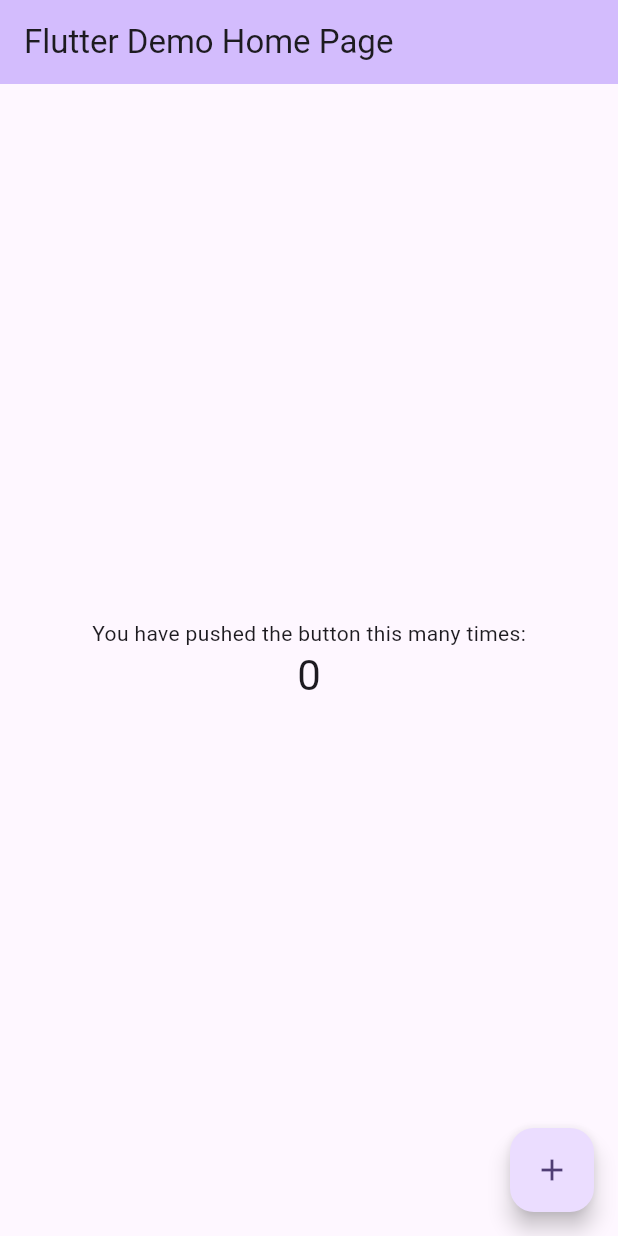
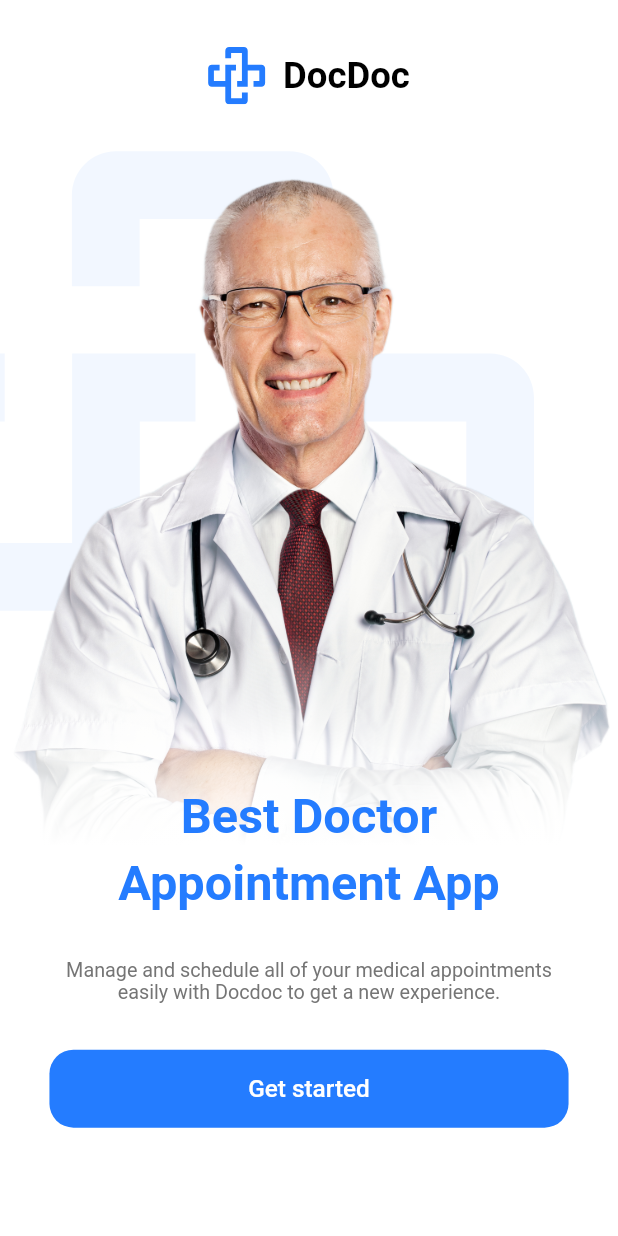
Before and after one commit to msa-oma/clinic_appointments_app, a Flutter app: the screen it shows after launch, on a phone screen of 412 x 824 dp. Run offline on Flutter 3.47's test engine with Material 2 defaults, Android fonts, the phone set to English and light mode, and no system bars; our stand-ins replace flutter_screenutil, flutter_svg.

Commit message:
featur/onboarding

```diff
--- /dev/null
+++ b/lib/core/helper/extensions.dart
@@ -0,0 +1,20 @@
+import 'package:flutter/widgets.dart';
+
+extension Navigation on BuildContext {
+  Future<dynamic> pushNamed(String routeName, {Object? arguments}) {
+    return Navigator.of(this).pushNamed(routeName, arguments: arguments);
+  }
+
+  Future<dynamic> pushReplacementNamed(String routeName, {Object? arguments}) {
+    return Navigator.of(this)
+        .pushReplacementNamed(routeName, arguments: arguments);
+  }
+
+  Future<dynamic> pushNamedAndRemoveUntil(String routeName,
+      {Object? arguments, required RoutePredicate predicate}) {
+    return Navigator.of(this)
+        .pushNamedAndRemoveUntil(routeName, predicate, arguments: arguments);
+  }
+
+  void pop() => Navigator.of(this).pop();
+}
--- /dev/null
+++ b/lib/core/routing/app_router.dart
@@ -0,0 +1,33 @@
+import 'package:clinic_appointments_app/core/routing/routes.dart';
+import 'package:flutter/material.dart';
+
+import '../../features/login/ui/login_screen.dart';
+import '../../features/onboarding/onboarding_screen.dart';
+
+class AppRouter {
+  Route generateRoute(RouteSettings settings) {
+    //this arguments to be passed in any screen like this ( arguments as ClassName )
+    // ignore: unused_local_variable
+    final arguments = settings.arguments;
+    switch (settings.name) {
+      case Routes.onBoardingScreen:
+        return MaterialPageRoute(
+          builder: (_) => const OnBoardingScreen(),
+        );
+
+      case Routes.loginScreen:
+        return MaterialPageRoute(
+          builder: (_) => const LoginScreen(),
+        );
+
+      default:
+        return MaterialPageRoute(
+          builder: (_) => Scaffold(
+            body: Center(
+              child: Text('No route defined for ${settings.name}'),
+            ),
+          ),
+        );
+    }
+  }
+}
--- /dev/null
+++ b/lib/core/routing/routes.dart
@@ -0,0 +1,4 @@
+class Routes {
+  static const String onBoardingScreen = "/onBoardingScreen";
+  static const String loginScreen = "/loginScreen";
+}
--- /dev/null
+++ b/lib/core/theming/colors.dart
@@ -0,0 +1,6 @@
+import 'package:flutter/material.dart';
+
+class ColorsManager {
+  static const Color mainBlue = Color(0xFF247CFF);
+  static const Color gray = Color(0xFF757575);
+}
--- /dev/null
+++ b/lib/core/theming/styles.dart
@@ -0,0 +1,29 @@
+import 'package:flutter/material.dart';
+import 'package:flutter_screenutil/flutter_screenutil.dart';
+import 'colors.dart';
+
+class TextStyles {
+  static TextStyle font24Black700Weight = TextStyle(
+    fontSize: 24.sp,
+    fontWeight: FontWeight.w700,
+    color: Colors.black,
+  );
+
+  static TextStyle font32BlueBold = TextStyle(
+    fontSize: 32.sp,
+    fontWeight: FontWeight.bold,
+    color: ColorsManager.mainBlue,
+  );
+
+  static TextStyle font13GrayRegular = TextStyle(
+    fontSize: 13.sp,
+    fontWeight: FontWeight.normal,
+    color: ColorsManager.gray,
+  );
+
+  static TextStyle font16WhiteSemiBold = TextStyle(
+    fontSize: 16.sp,
+    fontWeight: FontWeight.w500,
+    color: Colors.white,
+  );
+}
--- /dev/null
+++ b/lib/doc_app.dart
@@ -0,0 +1,28 @@
+import 'package:clinic_appointments_app/core/routing/app_router.dart';
+import 'package:clinic_appointments_app/core/routing/routes.dart';
+import 'package:clinic_appointments_app/core/theming/colors.dart';
+import 'package:flutter/material.dart';
+import 'package:flutter_screenutil/flutter_screenutil.dart';
+
+class DocApp extends StatelessWidget {
+  final AppRouter appRouter;
+
+  const DocApp({super.key, required this.appRouter});
+
+  @override
+  Widget build(BuildContext context) {
+    return ScreenUtilInit(
+      designSize: const Size(375, 812),
+      minTextAdapt: true,
+      child: MaterialApp(
+        title: 'Doc App',
+        theme: ThemeData(
+            primaryColor: ColorsManager.mainBlue,
+            scaffoldBackgroundColor: Colors.white),
+        debugShowCheckedModeBanner: false,
+        initialRoute: Routes.onBoardingScreen,
+        onGenerateRoute: appRouter.generateRoute,
+      ),
+    );
+  }
+}
--- /dev/null
+++ b/lib/features/login/ui/login_screen.dart
@@ -0,0 +1,14 @@
+import 'package:flutter/material.dart';
+
+class LoginScreen extends StatelessWidget {
+  const LoginScreen({super.key});
+
+  @override
+  Widget build(BuildContext context) {
+    return const Scaffold(
+      body: Center(
+        child: Text("login Screen area"),
+      ),
+    );
+  }
+}
--- /dev/null
+++ b/lib/features/onboarding/onboarding_screen.dart
@@ -0,0 +1,47 @@
+import 'package:clinic_appointments_app/features/onboarding/widgets/doc_logo_and_name.dart';
+import 'package:clinic_appointments_app/features/onboarding/widgets/doctor_image_and_text.dart';
+import 'package:flutter/material.dart';
+import 'package:flutter_screenutil/flutter_screenutil.dart';
+
+import '../../core/theming/styles.dart';
+import 'widgets/get_started_button.dart';
+
+class OnBoardingScreen extends StatelessWidget {
+  const OnBoardingScreen({super.key});
+
+  @override
+  Widget build(BuildContext context) {
+    return Scaffold(
+      body: SafeArea(
+        child: SingleChildScrollView(
+          child: Padding(
+            padding: EdgeInsets.only(top: 30.h, bottom: 30.h),
+            child: Column(
+              children: [
+                const DocLogoAndName(),
+                SizedBox(
+                  height: 30.h,
+                ),
+                const DoctorImageAndText(),
+                Padding(
+                  padding: EdgeInsets.symmetric(horizontal: 30.w),
+                  child: Column(
+                    children: [
+                      Text(
+                        'Manage and schedule all of your medical appointments easily with Docdoc to get a new experience.',
+                        style: TextStyles.font13GrayRegular,
+                        textAlign: TextAlign.center,
+                      ),
+                      SizedBox(height: 30.h),
+                      const GetStartedButton(),
+                    ],
+                  ),
+                )
+              ],
+            ),
+          ),
+        ),
+      ),
+    );
+  }
+}
--- /dev/null
+++ b/lib/features/onboarding/widgets/doc_logo_and_name.dart
@@ -0,0 +1,25 @@
+import 'package:clinic_appointments_app/core/theming/styles.dart';
+import 'package:flutter/material.dart';
+import 'package:flutter_screenutil/flutter_screenutil.dart';
+import 'package:flutter_svg/flutter_svg.dart';
+
+class DocLogoAndName extends StatelessWidget {
+  const DocLogoAndName({super.key});
+
+  @override
+  Widget build(BuildContext context) {
+    return Row(
+      mainAxisAlignment: MainAxisAlignment.center,
+      children: [
+        SvgPicture.asset('assets/svgs/docdoc_logo.svg'),
+        SizedBox(
+          width: 10.w,
+        ),
+        Text(
+          "DocDoc",
+          style: TextStyles.font24Black700Weight,
+        )
+      ],
+    );
+  }
+}
--- /dev/null
+++ b/lib/features/onboarding/widgets/doctor_image_and_text.dart
@@ -0,0 +1,35 @@
+import 'package:clinic_appointments_app/core/theming/styles.dart';
+import 'package:flutter/material.dart';
+import 'package:flutter_svg/flutter_svg.dart';
+
+class DoctorImageAndText extends StatelessWidget {
+  const DoctorImageAndText({super.key});
+
+  @override
+  Widget build(BuildContext context) {
+    return Stack(
+      children: [
+        SvgPicture.asset('assets/svgs/docdoc_logo_low_opacity.svg'),
+        Container(
+          foregroundDecoration: BoxDecoration(
+            gradient: LinearGradient(
+                colors: [Colors.white, Colors.white.withOpacity(0.0)],
+                begin: Alignment.bottomCenter,
+                end: Alignment.topCenter,
+                stops: const [0.14, 0.4]),
+          ),
+          child: Image.asset('assets/images/onboarding_doctor.png'),
+        ),
+        Positioned(
+            bottom: 30,
+            left: 0,
+            right: 0,
+            child: Text(
+              "Best Doctor\nAppointment App",
+              textAlign: TextAlign.center,
+              style: TextStyles.font32BlueBold.copyWith(height: 1.4),
+            ))
+      ],
+    );
+  }
+}
--- /dev/null
+++ b/lib/features/onboarding/widgets/get_started_button.dart
@@ -0,0 +1,30 @@
+import 'package:clinic_appointments_app/core/helper/extensions.dart';
+import 'package:clinic_appointments_app/core/theming/colors.dart';
+import 'package:clinic_appointments_app/core/theming/styles.dart';
+import 'package:flutter/material.dart';
+
+import '../../../core/routing/routes.dart';
+
+class GetStartedButton extends StatelessWidget {
+  const GetStartedButton({super.key});
+
+  @override
+  Widget build(BuildContext context) {
+    return TextButton(
+      onPressed: () {
+        context.pushNamed(Routes.loginScreen);
+      },
+      style: ButtonStyle(
+        backgroundColor: MaterialStateProperty.all(ColorsManager.mainBlue),
+        tapTargetSize: MaterialTapTargetSize.shrinkWrap,
+        minimumSize: MaterialStateProperty.all(const Size(double.infinity, 52)),
+        shape: MaterialStateProperty.all(
+            RoundedRectangleBorder(borderRadius: BorderRadius.circular(16))),
+      ),
+      child: Text(
+        'Get started',
+        style: TextStyles.font16WhiteSemiBold,
+      ),
+    );
+  }
+}
--- a/lib/main.dart
+++ b/lib/main.dart
@@ -1,70 +1,10 @@
+import 'package:clinic_appointments_app/core/routing/app_router.dart';
 import 'package:flutter/material.dart';
 
+import 'doc_app.dart';
+
 void main() {
-  runApp(const MyApp());
+  runApp(DocApp(
+    appRouter: AppRouter(),
+  ));
 }
-
-class MyApp extends StatelessWidget {
-  const MyApp({super.key});
-
-  @override
-  Widget build(BuildContext context) {
-    return MaterialApp(
-      debugShowCheckedModeBanner: false,
-      title: 'Flutter clinic appointments app',
-      theme: ThemeData(
-        colorScheme: ColorScheme.fromSeed(seedColor: Colors.deepPurple),
-        useMaterial3: true,
-      ),
-      home: const MyHomePage(title: 'Flutter Demo Home Page'),
-    );
-  }
-}
-
-class MyHomePage extends StatefulWidget {
-  const MyHomePage({super.key, required this.title});
-
-  final String title;
-
-  @override
-  State<MyHomePage> createState() => _MyHomePageState();
-}
-
-class _MyHomePageState extends State<MyHomePage> {
-  int _counter = 0;
-
-  void _incrementCounter() {
-    setState(() {
-      _counter++;
-    });
-  }
-
-  @override
-  Widget build(BuildContext context) {
-    return Scaffold(
-      appBar: AppBar(
-        backgroundColor: Theme.of(context).colorScheme.inversePrimary,
-        title: Text(widget.title),
-      ),
-      body: Center(
-        child: Column(
-          mainAxisAlignment: MainAxisAlignment.center,
-          children: <Widget>[
-            const Text(
-              'You have pushed the button this many times:',
-            ),
-            Text(
-              '$_counter',
-              style: Theme.of(context).textTheme.headlineMedium,
-            ),
-          ],
-        ),
-      ),
-      floatingActionButton: FloatingActionButton(
-        onPressed: _incrementCounter,
-        tooltip: 'Increment',
-        child: const Icon(Icons.add),
-      ),
-    );
-  }
-}
```
Also changed, not shown: pubspec.yaml (+9 -3 lines), assets/images/onboarding_doctor.png (added), assets/svgs/docdoc_logo.svg (added), assets/svgs/docdoc_logo_low_opacity.svg (added), pubspec.lock, 1 other file.
